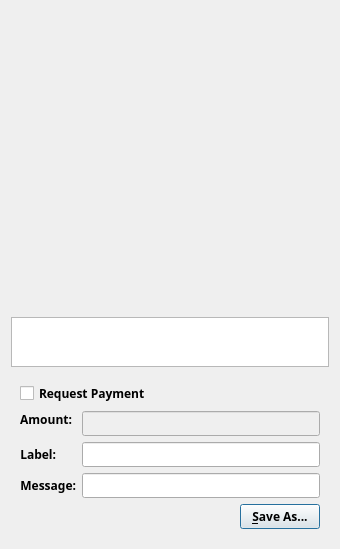
Above: src/qt/forms/qrcodedialog.ui from EverGreenCoinDev/EverGreenCoin before the change. Below: the same form after it.
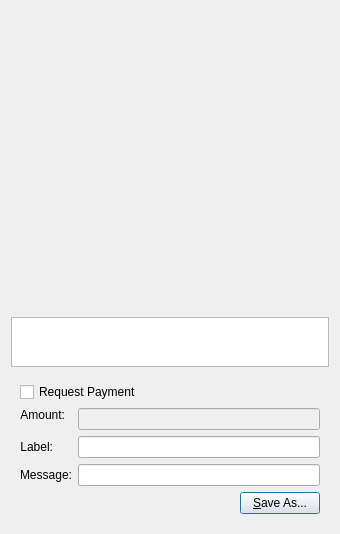
That is the form after the change. Custom widgets are drawn as their Qt base class.

Commit message: Remove typola

```diff
--- a/src/qt/forms/qrcodedialog.ui
+++ b/src/qt/forms/qrcodedialog.ui
@@ -81,9 +81,8 @@
     <widget class="QWidget" name="widget" native="true">
      <property name="font">
       <font>
-       <family>Typola</family>
-       <weight>75</weight>
-       <bold>true</bold>
+       <weight>50</weight>
+       <bold>false</bold>
        <stylestrategy>PreferAntialias</stylestrategy>
       </font>
      </property>
@@ -95,9 +94,8 @@
         </property>
         <property name="font">
          <font>
-          <family>Typola</family>
-          <weight>75</weight>
-          <bold>true</bold>
+          <weight>50</weight>
+          <bold>false</bold>
           <stylestrategy>PreferAntialias</stylestrategy>
          </font>
         </property>
@@ -115,9 +113,8 @@
          <widget class="QLabel" name="lblLabel">
           <property name="font">
            <font>
-            <family>Typola</family>
-            <weight>75</weight>
-            <bold>true</bold>
+            <weight>50</weight>
+            <bold>false</bold>
             <stylestrategy>PreferAntialias</stylestrategy>
            </font>
           </property>
@@ -139,9 +136,8 @@
          <widget class="QLineEdit" name="lnLabel">
           <property name="font">
            <font>
-            <family>Typola</family>
-            <weight>75</weight>
-            <bold>true</bold>
+            <weight>50</weight>
+            <bold>false</bold>
             <stylestrategy>PreferAntialias</stylestrategy>
            </font>
           </property>
@@ -151,9 +147,8 @@
          <widget class="QLabel" name="lblMessage">
           <property name="font">
            <font>
-            <family>Typola</family>
-            <weight>75</weight>
-            <bold>true</bold>
+            <weight>50</weight>
+            <bold>false</bold>
             <stylestrategy>PreferAntialias</stylestrategy>
            </font>
           </property>
@@ -175,9 +170,8 @@
          <widget class="QLineEdit" name="lnMessage">
           <property name="font">
            <font>
-            <family>Typola</family>
-            <weight>75</weight>
-            <bold>true</bold>
+            <weight>50</weight>
+            <bold>false</bold>
             <stylestrategy>PreferAntialias</stylestrategy>
            </font>
           </property>
@@ -193,9 +187,8 @@
           </property>
           <property name="font">
            <font>
-            <family>Typola</family>
-            <weight>75</weight>
-            <bold>true</bold>
+            <weight>50</weight>
+            <bold>false</bold>
             <stylestrategy>PreferAntialias</stylestrategy>
            </font>
           </property>
@@ -226,9 +219,8 @@
           </property>
           <property name="font">
            <font>
-            <family>Typola</family>
-            <weight>75</weight>
-            <bold>true</bold>
+            <weight>50</weight>
+            <bold>false</bold>
             <stylestrategy>PreferAntialias</stylestrategy>
            </font>
           </property>
@@ -242,9 +234,8 @@
          <spacer name="horizontalSpacer">
           <property name="font">
            <font>
-            <family>Typola</family>
-            <weight>75</weight>
-            <bold>true</bold>
+            <weight>50</weight>
+            <bold>false</bold>
             <stylestrategy>PreferAntialias</stylestrategy>
            </font>
           </property>
@@ -263,9 +254,8 @@
          <widget class="QPushButton" name="btnSaveAs">
           <property name="font">
            <font>
-            <family>Typola</family>
-            <weight>75</weight>
-            <bold>true</bold>
+            <weight>50</weight>
+            <bold>false</bold>
             <stylestrategy>PreferAntialias</stylestrategy>
            </font>
           </property>
```
Left out of the diff: 10 changed lines with no effect on the pictures. The commit also changes 15 other files.
